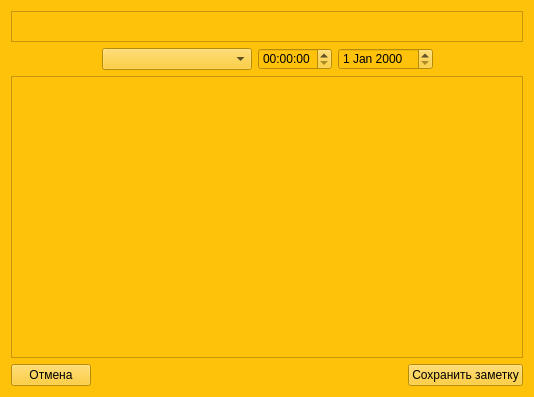
Old version of the form MattyNotes/addnotedialog.ui in the repository MattyMatiss/MattyNotesOld.
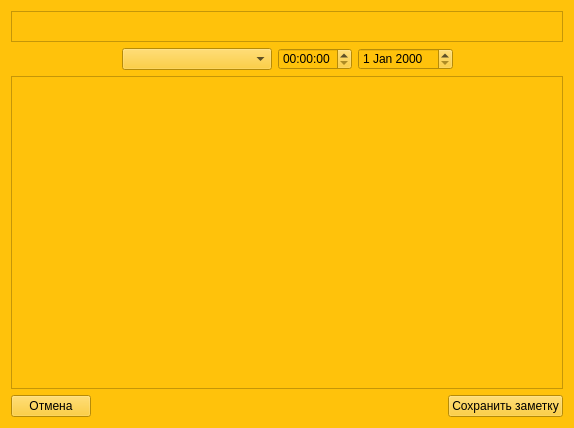
New version of the form.

The edit to the form file:
```diff
--- a/MattyNotes/addnotedialog.ui
+++ b/MattyNotes/addnotedialog.ui
@@ -6,8 +6,8 @@
    <rect>
     <x>0</x>
     <y>0</y>
-    <width>534</width>
-    <height>397</height>
+    <width>574</width>
+    <height>428</height>
    </rect>
   </property>
   <property name="windowTitle">
```
